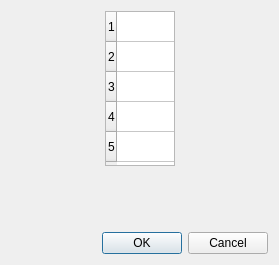
This is FalconBoard/pencolors.ui in solyoma/FalconBoard as Qt 5 draws it before an edit. The edited form follows.
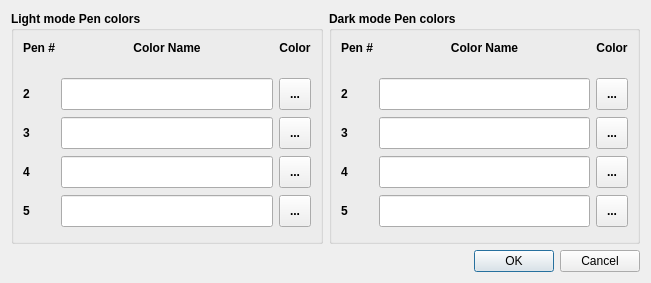
This is the edited form.

Commit message: WIP: added dialog to redefine pen colors.

Patch:
```diff
--- a/FalconBoard/pencolors.ui
+++ b/FalconBoard/pencolors.ui
@@ -9,89 +9,417 @@
    <rect>
     <x>0</x>
     <y>0</y>
-    <width>279</width>
-    <height>265</height>
+    <width>651</width>
+    <height>283</height>
    </rect>
   </property>
   <property name="windowTitle">
    <string>FalconBoard - Define Pen Colors</string>
   </property>
-  <layout class="QVBoxLayout" name="verticalLayout">
-   <item>
-    <layout class="QHBoxLayout" name="horizontalLayout" stretch="2,1,2">
-     <item>
-      <spacer name="horizontalSpacer_2">
-       <property name="orientation">
-        <enum>Qt::Horizontal</enum>
-       </property>
-       <property name="sizeHint" stdset="0">
-        <size>
-         <width>40</width>
-         <height>20</height>
-        </size>
-       </property>
-      </spacer>
-     </item>
-     <item>
-      <widget class="QTableWidget" name="tableWidget">
-       <property name="sizePolicy">
-        <sizepolicy hsizetype="Expanding" vsizetype="Maximum">
-         <horstretch>0</horstretch>
-         <verstretch>0</verstretch>
-        </sizepolicy>
-       </property>
-       <property name="maximumSize">
-        <size>
-         <width>16777215</width>
-         <height>155</height>
-        </size>
-       </property>
-       <property name="rowCount">
-        <number>5</number>
-       </property>
-       <property name="columnCount">
-        <number>1</number>
-       </property>
-       <attribute name="horizontalHeaderVisible">
-        <bool>false</bool>
-       </attribute>
-       <row/>
-       <row/>
-       <row/>
-       <row/>
-       <row/>
-       <column/>
-      </widget>
-     </item>
-     <item>
-      <spacer name="horizontalSpacer">
-       <property name="orientation">
-        <enum>Qt::Horizontal</enum>
-       </property>
-       <property name="sizeHint" stdset="0">
-        <size>
-         <width>40</width>
-         <height>20</height>
-        </size>
-       </property>
-      </spacer>
-     </item>
-    </layout>
+  <layout class="QGridLayout" name="gridLayout">
+   <item row="0" column="0">
+    <widget class="QGroupBox" name="grbLight">
+     <property name="font">
+      <font>
+       <weight>75</weight>
+       <bold>true</bold>
+      </font>
+     </property>
+     <property name="title">
+      <string>Light mode Pen colors</string>
+     </property>
+     <layout class="QGridLayout" name="gridLayout_2">
+      <item row="0" column="0">
+       <widget class="QLabel" name="label">
+        <property name="sizePolicy">
+         <sizepolicy hsizetype="Preferred" vsizetype="Preferred">
+          <horstretch>0</horstretch>
+          <verstretch>0</verstretch>
+         </sizepolicy>
+        </property>
+        <property name="maximumSize">
+         <size>
+          <width>16777215</width>
+          <height>30</height>
+         </size>
+        </property>
+        <property name="text">
+         <string>Pen #</string>
+        </property>
+        <property name="alignment">
+         <set>Qt::AlignHCenter|Qt::AlignTop</set>
+        </property>
+       </widget>
+      </item>
+      <item row="0" column="1">
+       <widget class="QLabel" name="label_2">
+        <property name="sizePolicy">
+         <sizepolicy hsizetype="Preferred" vsizetype="Preferred">
+          <horstretch>0</horstretch>
+          <verstretch>0</verstretch>
+         </sizepolicy>
+        </property>
+        <property name="maximumSize">
+         <size>
+          <width>16777215</width>
+          <height>30</height>
+         </size>
+        </property>
+        <property name="text">
+         <string>Color Name</string>
+        </property>
+        <property name="alignment">
+         <set>Qt::AlignHCenter|Qt::AlignTop</set>
+        </property>
+       </widget>
+      </item>
+      <item row="0" column="2">
+       <widget class="QLabel" name="label_3">
+        <property name="sizePolicy">
+         <sizepolicy hsizetype="Preferred" vsizetype="Preferred">
+          <horstretch>0</horstretch>
+          <verstretch>0</verstretch>
+         </sizepolicy>
+        </property>
+        <property name="maximumSize">
+         <size>
+          <width>16777215</width>
+          <height>30</height>
+         </size>
+        </property>
+        <property name="text">
+         <string>Color</string>
+        </property>
+        <property name="alignment">
+         <set>Qt::AlignHCenter|Qt::AlignTop</set>
+        </property>
+       </widget>
+      </item>
+      <item row="1" column="0">
+       <widget class="QLabel" name="label_4">
+        <property name="text">
+         <string>2</string>
+        </property>
+       </widget>
+      </item>
+      <item row="1" column="1">
+       <widget class="QLineEdit" name="edtL2">
+        <property name="minimumSize">
+         <size>
+          <width>0</width>
+          <height>32</height>
+         </size>
+        </property>
+       </widget>
+      </item>
+      <item row="1" column="2">
+       <widget class="QToolButton" name="btnL2">
+        <property name="minimumSize">
+         <size>
+          <width>32</width>
+          <height>32</height>
+         </size>
+        </property>
+        <property name="text">
+         <string>...</string>
+        </property>
+       </widget>
+      </item>
+      <item row="2" column="0">
+       <widget class="QLabel" name="label_5">
+        <property name="text">
+         <string>3</string>
+        </property>
+       </widget>
+      </item>
+      <item row="2" column="1">
+       <widget class="QLineEdit" name="edtL3">
+        <property name="minimumSize">
+         <size>
+          <width>0</width>
+          <height>32</height>
+         </size>
+        </property>
+       </widget>
+      </item>
+      <item row="2" column="2">
+       <widget class="QToolButton" name="btnL3">
+        <property name="minimumSize">
+         <size>
+          <width>32</width>
+          <height>32</height>
+         </size>
+        </property>
+        <property name="text">
+         <string>...</string>
+        </property>
+       </widget>
+      </item>
+      <item row="3" column="0">
+       <widget class="QLabel" name="label_6">
+        <property name="text">
+         <string>4</string>
+        </property>
+       </widget>
+      </item>
+      <item row="3" column="1">
+       <widget class="QLineEdit" name="edtL4">
+        <property name="minimumSize">
+         <size>
+          <width>0</width>
+          <height>32</height>
+         </size>
+        </property>
+       </widget>
+      </item>
+      <item row="3" column="2">
+       <widget class="QToolButton" name="btnL4">
+        <property name="minimumSize">
+         <size>
+          <width>32</width>
+          <height>32</height>
+         </size>
+        </property>
+        <property name="text">
+         <string>...</string>
+        </property>
+       </widget>
+      </item>
+      <item row="4" column="0">
+       <widget class="QLabel" name="label_7">
+        <property name="text">
+         <string>5</string>
+        </property>
+       </widget>
+      </item>
+      <item row="4" column="2">
+       <widget class="QToolButton" name="btnL5">
+        <property name="minimumSize">
+         <size>
+          <width>32</width>
+          <height>32</height>
+         </size>
+        </property>
+        <property name="text">
+         <string>...</string>
+        </property>
+       </widget>
+      </item>
+      <item row="4" column="1">
+       <widget class="QLineEdit" name="edtL5">
+        <property name="minimumSize">
+         <size>
+          <width>0</width>
+          <height>32</height>
+         </size>
+        </property>
+       </widget>
+      </item>
+     </layout>
+    </widget>
    </item>
-   <item>
-    <spacer name="verticalSpacer">
-     <property name="orientation">
-      <enum>Qt::Vertical</enum>
+   <item row="0" column="1">
+    <widget class="QGroupBox" name="grbDark">
+     <property name="font">
+      <font>
+       <weight>75</weight>
+       <bold>true</bold>
+      </font>
      </property>
-     <property name="sizeHint" stdset="0">
-      <size>
-       <width>20</width>
-       <height>52</height>
-      </size>
+     <property name="title">
+      <string>Dark mode Pen colors</string>
      </property>
-    </spacer>
+     <layout class="QGridLayout" name="gridLayout_3">
+      <item row="0" column="0">
+       <widget class="QLabel" name="label_8">
+        <property name="sizePolicy">
+         <sizepolicy hsizetype="Preferred" vsizetype="Preferred">
+          <horstretch>0</horstretch>
+          <verstretch>0</verstretch>
+         </sizepolicy>
+        </property>
+        <property name="maximumSize">
+         <size>
+          <width>16777215</width>
+          <height>30</height>
+         </size>
+        </property>
+        <property name="text">
+         <string>Pen #</string>
+        </property>
+        <property name="alignment">
+         <set>Qt::AlignHCenter|Qt::AlignTop</set>
+        </property>
+       </widget>
+      </item>
+      <item row="0" column="1">
+       <widget class="QLabel" name="label_9">
+        <property name="sizePolicy">
+         <sizepolicy hsizetype="Preferred" vsizetype="Preferred">
+          <horstretch>0</horstretch>
+          <verstretch>0</verstretch>
+         </sizepolicy>
+        </property>
+        <property name="maximumSize">
+         <size>
+          <width>16777215</width>
+          <height>30</height>
+         </size>
+        </property>
+        <property name="text">
+         <string>Color Name</string>
+        </property>
+        <property name="alignment">
+         <set>Qt::AlignHCenter|Qt::AlignTop</set>
+        </property>
+       </widget>
+      </item>
+      <item row="0" column="2">
+       <widget class="QLabel" name="label_10">
+        <property name="sizePolicy">
+         <sizepolicy hsizetype="Preferred" vsizetype="Preferred">
+          <horstretch>0</horstretch>
+          <verstretch>0</verstretch>
+         </sizepolicy>
+        </property>
+        <property name="maximumSize">
+         <size>
+          <width>16777215</width>
+          <height>30</height>
+         </size>
+        </property>
+        <property name="text">
+         <string>Color</string>
+        </property>
+        <property name="alignment">
+         <set>Qt::AlignHCenter|Qt::AlignTop</set>
+        </property>
+       </widget>
+      </item>
+      <item row="1" column="0">
+       <widget class="QLabel" name="label_11">
+        <property name="text">
+         <string>2</string>
+        </property>
+       </widget>
+      </item>
+      <item row="1" column="1">
+       <widget class="QLineEdit" name="edtD2">
+        <property name="minimumSize">
+         <size>
+          <width>0</width>
+          <height>32</height>
+         </size>
+        </property>
+       </widget>
+      </item>
+      <item row="1" column="2">
+       <widget class="QToolButton" name="btnD2">
+        <property name="minimumSize">
+         <size>
+          <width>32</width>
+          <height>32</height>
+         </size>
+        </property>
+        <property name="text">
+         <string>...</string>
+        </property>
+       </widget>
+      </item>
+      <item row="2" column="0">
+       <widget class="QLabel" name="label_12">
+        <property name="text">
+         <string>3</string>
+        </property>
+       </widget>
+      </item>
+      <item row="2" column="1">
+       <widget class="QLineEdit" name="edtD3">
+        <property name="minimumSize">
+         <size>
+          <width>0</width>
+          <height>32</height>
+         </size>
+        </property>
+       </widget>
+      </item>
+      <item row="2" column="2">
+       <widget class="QToolButton" name="btnD3">
+        <property name="minimumSize">
+         <size>
+          <width>32</width>
+          <height>32</height>
+         </size>
+        </property>
+        <property name="text">
+         <string>...</string>
+        </property>
+       </widget>
+      </item>
+      <item row="3" column="0">
+       <widget class="QLabel" name="label_13">
+        <property name="text">
+         <string>4</string>
+        </property>
+       </widget>
+      </item>
+      <item row="3" column="1">
+       <widget class="QLineEdit" name="edtD4">
+        <property name="minimumSize">
+         <size>
+          <width>0</width>
+          <height>32</height>
+         </size>
+        </property>
+       </widget>
+      </item>
+      <item row="3" column="2">
+       <widget class="QToolButton" name="btnD4">
+        <property name="minimumSize">
+         <size>
+          <width>32</width>
+          <height>32</height>
+         </size>
+        </property>
+        <property name="text">
+         <string>...</string>
+        </property>
+       </widget>
+      </item>
+      <item row="4" column="0">
+       <widget class="QLabel" name="label_14">
+        <property name="text">
+         <string>5</string>
+        </property>
+       </widget>
+      </item>
+      <item row="4" column="1">
+       <widget class="QLineEdit" name="edtD5">
+        <property name="minimumSize">
+         <size>
+          <width>0</width>
+          <height>32</height>
+         </size>
+        </property>
+       </widget>
+      </item>
+      <item row="4" column="2">
+       <widget class="QToolButton" name="btnD5">
+        <property name="minimumSize">
+         <size>
+          <width>32</width>
+          <height>32</height>
+         </size>
+        </property>
+        <property name="text">
+         <string>...</string>
+        </property>
+       </widget>
+      </item>
+     </layout>
+    </widget>
    </item>
-   <item>
+   <item row="1" column="1">
     <widget class="QDialogButtonBox" name="buttonBox">
      <property name="orientation">
       <enum>Qt::Horizontal</enum>
```
The commit also changes 17 other files.
